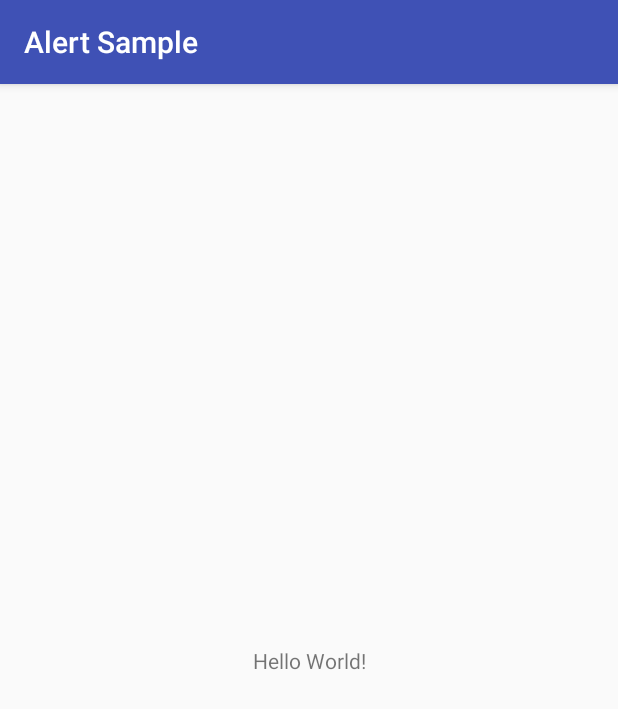
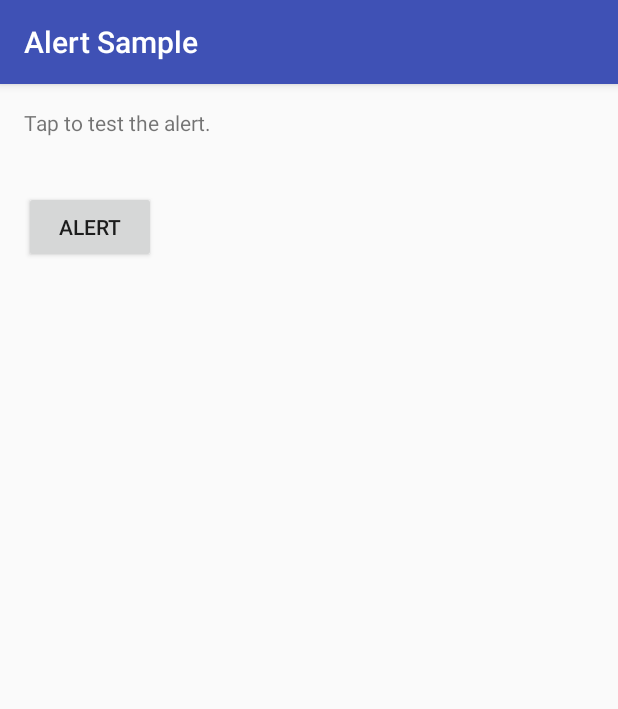
Before and after one commit to SonyaMoisset/AlertSample_ANDROID, an Android app: the screen it shows after launch (MainActivity), on a phone screen of 412 x 824 dp. Shown: the top 709 px of the screen. Run offline under Robolectric (Android 15) with nearby library versions, the phone set to English and light mode, and no system bars.

Commit message:
Add UI elements

```diff
--- a/app/src/main/res/layout/activity_main.xml
+++ b/app/src/main/res/layout/activity_main.xml
@@ -1,19 +1,28 @@
 <?xml version="1.0" encoding="utf-8"?>
-<android.support.constraint.ConstraintLayout
+<RelativeLayout
     xmlns:android="http://schemas.android.com/apk/res/android"
-    xmlns:app="http://schemas.android.com/apk/res-auto"
     xmlns:tools="http://schemas.android.com/tools"
     android:layout_width="match_parent"
     android:layout_height="match_parent"
+    android:paddingBottom="@dimen/activity_vertical_margin"
+    android:paddingLeft="@dimen/activity_horizontal_margin"
+    android:paddingRight="@dimen/activity_horizontal_margin"
+    android:paddingTop="@dimen/activity_vertical_margin"
     tools:context="com.example.android.alertsample.MainActivity">
 
     <TextView
+        android:id="@+id/top_message"
         android:layout_width="wrap_content"
         android:layout_height="wrap_content"
-        android:text="Hello World!"
-        app:layout_constraintBottom_toBottomOf="parent"
-        app:layout_constraintLeft_toLeftOf="parent"
-        app:layout_constraintRight_toRightOf="parent"
-        app:layout_constraintTop_toTopOf="parent"/>
+        android:text="@string/tap_test"/>
 
-</android.support.constraint.ConstraintLayout>
+    <Button
+        android:id="@+id/button1"
+        android:layout_width="wrap_content"
+        android:layout_height="wrap_content"
+        android:layout_below="@+id/top_message"
+        android:layout_marginTop="@dimen/button_top_margin"
+        android:onClick="onClickShowAlert"
+        android:text="@string/alert_button"/>
+
+</RelativeLayout>
--- /dev/null
+++ b/app/src/main/res/values/dimens.xml
@@ -0,0 +1,6 @@
+<?xml version="1.0" encoding="utf-8"?>
+<resources>
+    <dimen name="button_top_margin">36dp</dimen>
+    <dimen name="activity_vertical_margin">16dp</dimen>
+    <dimen name="activity_horizontal_margin">16dp</dimen>
+</resources>
--- a/app/src/main/res/values/strings.xml
+++ b/app/src/main/res/values/strings.xml
@@ -1,3 +1,6 @@
 <resources>
     <string name="app_name">Alert Sample</string>
+
+    <string name="tap_test">Tap to test the alert.</string>
+    <string name="alert_button">Alert</string>
 </resources>
```
